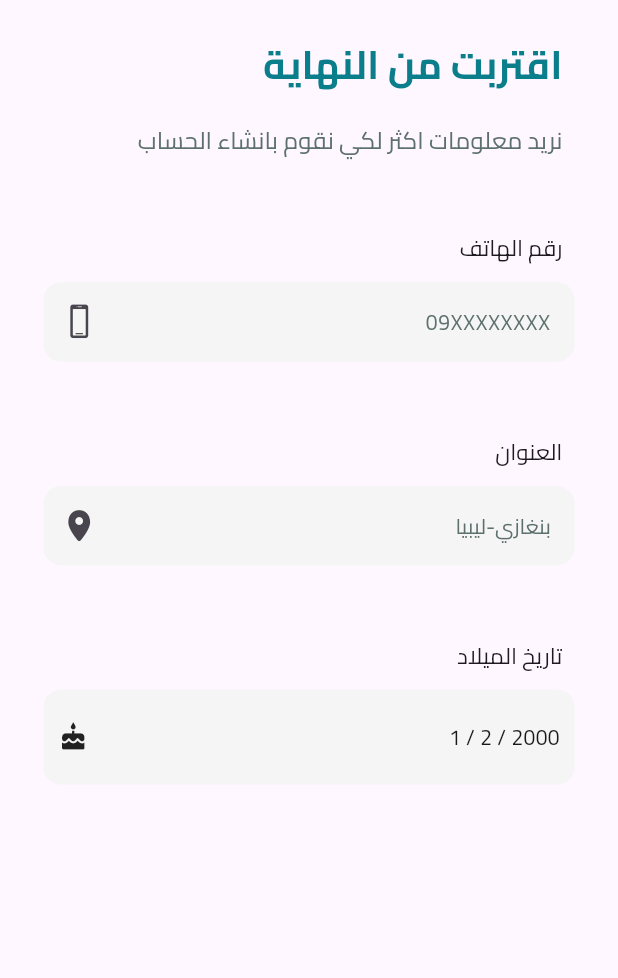
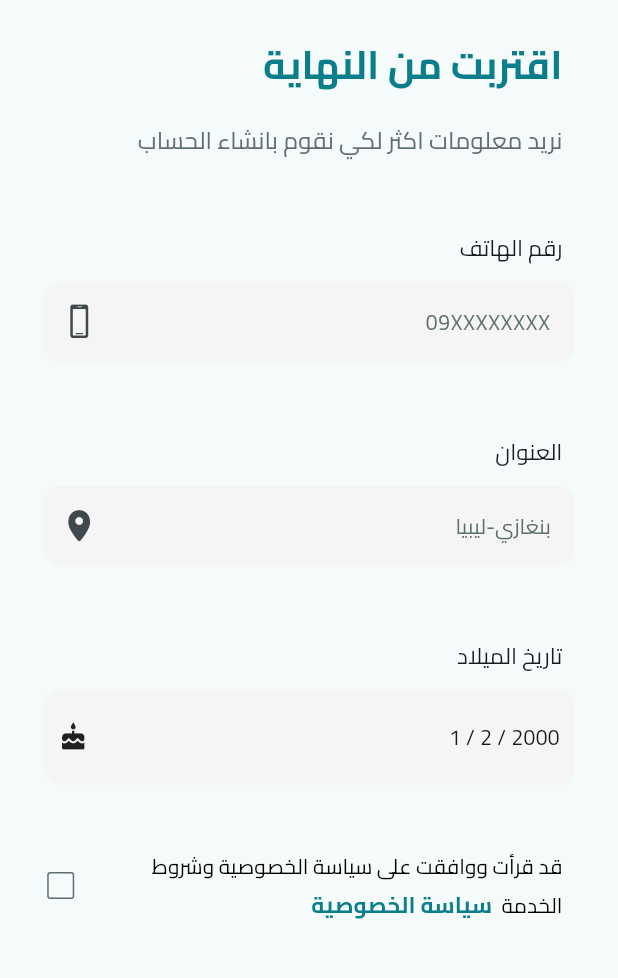
Before and after one commit to Abdullah-Jehani/Eamar_app, a Flutter app: the AccountDetails screen opened directly, on a phone screen of 412 x 824 dp, the part 84-1062 px from its top. Run offline on Flutter 3.47's test engine with Material 3 defaults, Android fonts, the phone set to English and light mode, and no system bars; our stand-ins replace shared_preferences; missing offline and left inert: iconify_flutter; accounts and stored records are empty.

Commit message:
account details completed

```diff
--- a/lib/main.dart
+++ b/lib/main.dart
@@ -1,3 +1,4 @@
+import 'package:eamar_app/helpers/colors.dart';
 import 'package:eamar_app/providers/auth_provider.dart';
 import 'package:eamar_app/screens/auth/login_screen.dart';
 import 'package:eamar_app/screens/auth/splash_screen.dart';
@@ -20,7 +21,7 @@ class MyApp extends StatelessWidget {
       child: MaterialApp(
         debugShowCheckedModeBanner: false,
         theme: ThemeData(
-          colorScheme: ColorScheme.fromSeed(seedColor: Colors.deepPurple),
+          colorScheme: ColorScheme.fromSeed(seedColor: primaryColor),
           useMaterial3: true,
         ),
         home: const SplashScreen(),
--- a/lib/providers/auth_provider.dart
+++ b/lib/providers/auth_provider.dart
@@ -61,7 +61,7 @@ class AuthProvider with ChangeNotifier {
   Future<List> register(Map userBody, BuildContext context) async {
     setLoading(true);
     final response =
-        await api.post('http://192.168.1.10:8080/api/register', userBody);
+        await api.post('http://192.168.43.115:8080/api/register', userBody);
     if (response.statusCode == 201) {
       setAuthenticated(true);
       final SharedPreferences prefs = await SharedPreferences.getInstance();
@@ -91,7 +91,7 @@ class AuthProvider with ChangeNotifier {
   Future<List> login(Map userBody, BuildContext context) async {
     setLoading(true);
     final response =
-        await api.post('http://192.168.1.10:8080/api/login', userBody);
+        await api.post('http://192.168.43.115:8080/api/login', userBody);
 
     if (response.statusCode == 200) {
       setAuthenticated(true);
--- a/lib/screens/details/account_details.dart
+++ b/lib/screens/details/account_details.dart
@@ -1,5 +1,6 @@
 import 'package:eamar_app/helpers/colors.dart';
 import 'package:eamar_app/providers/auth_provider.dart';
+import 'package:eamar_app/screens/secondary/privacy_policy.dart';
 import 'package:eamar_app/widgets/register/input_field_widget.dart';
 import 'package:flutter/cupertino.dart';
 import 'package:flutter/material.dart';
@@ -15,9 +16,9 @@ class AccountDetails extends StatefulWidget {
 }
 
 class _AccountDetailsState extends State<AccountDetails> {
+  bool isChecked = false;
   DateTime dateTime = DateTime(2000, 2, 1);
   TextEditingController phoneNumberController = TextEditingController();
-  TextEditingController emailController = TextEditingController();
   TextEditingController addressController = TextEditingController();
   TextEditingController dateController = TextEditingController();
 
@@ -26,18 +27,17 @@ class _AccountDetailsState extends State<AccountDetails> {
   bool isLogginIn = false;
 
   validator() async {
-    // if (userNameController.text.length > 2 &&
-    //     emailController.text.isNotEmpty &&
-    // phoneregex.hasMatch(phoneNumberController.text);
-    //     passwordController.text.length > 7 == true) {
-    //   setState(() {
-    //     isValid = true;
-    //   });
-    // } else {
-    //   setState(() {
-    //     isValid = false;
-    //   });
-    // }
+    if (isChecked &&
+        phoneregex.hasMatch(phoneNumberController.text) &&
+        addressController.text.length > 3) {
+      setState(() {
+        isValid = true;
+      });
+    } else {
+      setState(() {
+        isValid = false;
+      });
+    }
   }
 
   @override
@@ -57,11 +57,11 @@ class _AccountDetailsState extends State<AccountDetails> {
                     setState(() {
                       isLogginIn = true;
                     });
-                    Provider.of<AuthProvider>(context, listen: false).register({
+                    // Provider.of<AuthProvider>(context, listen: false).register({
                     // "name": userNameController.text.toString(),
-                      "email": emailController.text.toString(),
+                    // "email": emailController.text.toString(),
                     // "password": passwordController.text.toString()
-                    }, context).then((value) {
+                    // }, context).then((value) {
                     // if (value.first) {
                     //   Navigator.pushAndRemoveUntil(
                     //     context,
@@ -76,7 +76,7 @@ class _AccountDetailsState extends State<AccountDetails> {
                     //   SnackBar snackBar = SnackBar(content: Text(value.last));
                     //   ScaffoldMessenger.of(context).showSnackBar(snackBar);
                     // }
-                    });
+                    // });
                   } else {
                     SnackBar snackBar = const SnackBar(
                       content: Text('Your input is invalid'),
@@ -87,7 +87,9 @@ class _AccountDetailsState extends State<AccountDetails> {
                 child: Text(
                   'التالي ',
                   style: TextStyle(
-                      color: isValid && !isLogginIn ? primaryColor : greyColor,
+                      color: isValid && isChecked && !isLogginIn
+                          ? primaryColor
+                          : greyColor,
                       fontFamily: 'cairo',
                       fontSize: 20,
                       fontWeight: FontWeight.bold),
@@ -97,7 +99,9 @@ class _AccountDetailsState extends State<AccountDetails> {
                 padding: const EdgeInsets.only(right: 10, top: 4),
                 child: Iconify(
                   Uil.arrow_right,
-                  color: isValid && !isLogginIn ? primaryColor : greyColor,
+                  color: isValid && !isLogginIn && isChecked
+                      ? primaryColor
+                      : greyColor,
                   size: 30,
                 ),
               ),
@@ -236,7 +240,7 @@ class _AccountDetailsState extends State<AccountDetails> {
                                     color: secondaryColor,
                                     borderRadius: const BorderRadius.all(
                                         Radius.circular(12))),
-                                height: size.height * .23,
+                                height: size.height * .21,
                                 child: CupertinoDatePicker(
                                   initialDateTime: dateTime,
                                   onDateTimeChanged: (DateTime newTime) {
@@ -250,7 +254,7 @@ class _AccountDetailsState extends State<AccountDetails> {
                                   use24hFormat: true,
                                   mode: CupertinoDatePickerMode
                                       .date, // Updated mode to dateAndTime
-                                  minimumDate: DateTime(1955),
+                                  minimumDate: DateTime(1945),
                                   maximumDate: DateTime(2006),
                                 ),
                               ),
@@ -283,6 +287,74 @@ class _AccountDetailsState extends State<AccountDetails> {
                           ),
                         ),
                       ),
+                      SizedBox(
+                        height: size.height * .05,
+                      ),
+                      Directionality(
+                        textDirection: TextDirection.rtl,
+                        child: Row(
+                          children: [
+                            Expanded(
+                              child: Padding(
+                                padding:
+                                    EdgeInsets.only(right: size.width * .090),
+                                child: RichText(
+                                  text: TextSpan(
+                                    style: const TextStyle(
+                                      color: Colors.black,
+                                      fontFamily: 'cairo',
+                                      fontSize: 14,
+                                    ),
+                                    children: [
+                                      const TextSpan(
+                                        text:
+                                            'قد قرأت ووافقت على سياسة الخصوصية وشروط الخدمة  ',
+                                      ),
+                                      WidgetSpan(
+                                        alignment: PlaceholderAlignment.middle,
+                                        child: GestureDetector(
+                                          onTap: () {
+                                            Navigator.push(
+                                              context,
+                                              CupertinoPageRoute(
+                                                builder: (context) =>
+                                                    const PrivacyPolicy(),
+                                              ),
+                                            );
+                                          },
+                                          child: Text(
+                                            'سياسة الخصوصية',
+                                            style: TextStyle(
+                                              fontWeight: FontWeight.bold,
+                                              color: primaryColor,
+                                              fontSize: 15,
+                                              fontFamily: 'cairo',
+                                            ),
+                                          ),
+                                        ),
+                                      ),
+                                    ],
+                                  ),
+                                ),
+                              ),
+                            ),
+                            Padding(
+                              padding: EdgeInsets.only(left: size.width * .040),
+                              child: Checkbox(
+                                activeColor: primaryColor,
+                                checkColor: Colors.white,
+                                side: BorderSide(color: textColor),
+                                value: isChecked,
+                                onChanged: (newValue) {
+                                  setState(() {
+                                    isChecked = !isChecked;
+                                  });
+                                },
+                              ),
+                            ),
+                          ],
+                        ),
+                      ),
                     ],
                   ),
                 ),
```
Also changed, not shown: lib/screens/home/home_screen.dart (+15 -2 lines), lib/screens/secondary/privacy_policy.dart (added, +17 -0 lines). Lines whose indentation alone changed are shown as unchanged.
